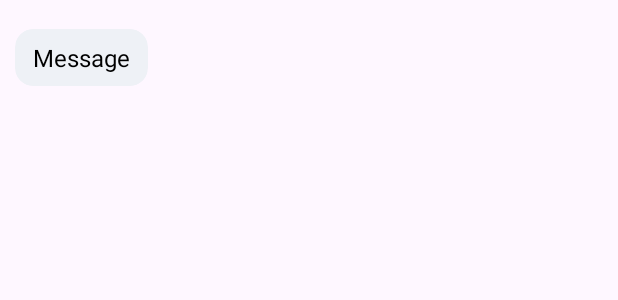
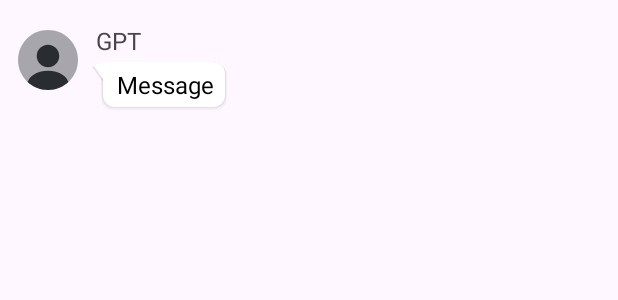
Before and after one commit to gurumdevv/GPTTest4, an Android app: the layout bot_message_rv_item.xml on its own in the app's theme, with its tools: preview values and no code run, on a phone screen of 412 x 824 dp. Shown: the top 300 px of the screen. Run offline under Robolectric (Android 15) with nearby library versions, the phone set to English and light mode, and no system bars.

Commit message:
ui 작성 및 최적화

```diff
--- a/app/build.gradle
+++ b/app/build.gradle
@@ -42,5 +42,6 @@ dependencies {
     androidTestImplementation 'androidx.test.ext:junit:1.1.3'
     androidTestImplementation 'androidx.test.espresso:espresso-core:3.4.0'
 
-    implementation 'com.android.volley:volley:1.2.1'
+    implementation "com.squareup.okhttp3:okhttp:4.10.0"
+
 }
--- /dev/null
+++ b/app/src/main/java/com/example/gpttest4/API_KEY.kt
@@ -0,0 +1,5 @@
+package com.example.gpttest4
+
+object API_KEY {
+    const val MY_API_KEY = "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"
+}
--- /dev/null
+++ b/app/src/main/res/drawable/bg_speech_bubble_incoming.xml
@@ -0,0 +1,107 @@
+<?xml version="1.0" encoding="utf-8"?>
+<layer-list xmlns:android="http://schemas.android.com/apk/res/android">
+
+    <!--Shadow Layers-->
+
+    <item>
+        <rotate
+            android:fromDegrees="-35"
+            android:pivotX="0%"
+            android:pivotY="0%"
+            android:toDegrees="0">
+            <shape android:shape="rectangle">
+                <corners android:radius="4dp"/>
+                <padding
+                    android:bottom="1px"
+                    android:left="1px"
+                    android:right="1px"/>
+                <solid android:color="#01000000" />
+            </shape>
+        </rotate>
+    </item>
+    <item android:left="8dp">
+        <shape android:shape="rectangle">
+            <padding
+                android:bottom="1px"
+                android:left="1px"
+                android:right="1px"/>
+            <solid android:color="#01000000" />
+            <corners android:radius="8dp" />
+        </shape>
+    </item>
+
+    <!--===============-->
+    <item>
+        <rotate
+            android:fromDegrees="-35"
+            android:pivotX="0%"
+            android:pivotY="0%"
+            android:toDegrees="0">
+            <shape android:shape="rectangle">
+                <corners android:radius="4dp"/>
+                <padding
+                    android:bottom="1px" />
+                <solid android:color="#09000000" />
+            </shape>
+        </rotate>
+    </item>
+    <item android:left="8dp">
+        <shape android:shape="rectangle">
+            <padding
+                android:bottom="1px" />
+            <solid android:color="#09000000" />
+            <corners android:radius="8dp" />
+        </shape>
+    </item>
+
+    <!--===============-->
+
+    <item>
+        <rotate
+            android:fromDegrees="-35"
+            android:pivotX="0%"
+            android:pivotY="0%"
+            android:toDegrees="0">
+            <shape android:shape="rectangle">
+                <corners android:radius="4dp"/>
+                <padding
+                    android:bottom="1px"
+                    android:left="1px"
+                    android:right="1px"/>
+                <solid android:color="#10000000" />
+            </shape>
+        </rotate>
+    </item>
+    <item android:left="8dp">
+        <shape android:shape="rectangle">
+            <padding
+                android:bottom="1px"
+                android:left="1px"
+                android:right="1px"/>
+            <solid android:color="#10000000" />
+            <corners android:radius="8dp" />
+        </shape>
+    </item>
+
+    <!--ForeGround-->
+
+    <item>
+        <rotate
+            android:fromDegrees="-35"
+            android:pivotX="0%"
+            android:pivotY="0%"
+            android:toDegrees="0">
+            <shape android:shape="rectangle">
+                <corners android:radius="4dp"/>
+                <solid android:color="#ffffff" />
+            </shape>
+        </rotate>
+    </item>
+    <item android:left="8dp">
+        <shape android:shape="rectangle">
+            <solid android:color="#ffffff" />
+            <corners android:radius="8dp" />
+        </shape>
+    </item>
+
+</layer-list>
--- /dev/null
+++ b/app/src/main/res/drawable/circleprofile.xml
@@ -0,0 +1,7 @@
+<vector android:height="48dp" android:viewportHeight="24"
+    android:viewportWidth="24" android:width="48dp" xmlns:android="http://schemas.android.com/apk/res/android">
+    <path android:fillAlpha="0.4" android:fillColor="#292d32"
+        android:pathData="m12,22.01c5.523,0 10,-4.477 10,-10 0,-5.523 -4.477,-10 -10,-10 -5.523,0 -10,4.477 -10,10 0,5.523 4.477,10 10,10z" android:strokeAlpha="0.4"/>
+    <path android:fillColor="#292d32" android:pathData="m12,6.94c-2.07,0 -3.75,1.68 -3.75,3.75 0,2.03 1.59,3.68 3.7,3.74h0.09,0.07 0.02c2.02,-0.07 3.61,-1.71 3.62,-3.74 0,-2.07 -1.68,-3.75 -3.75,-3.75z"/>
+    <path android:fillColor="#292d32" android:pathData="m18.781,19.36c-1.78,1.64 -4.16,2.65 -6.78,2.65s-5,-1.01 -6.78,-2.65c0.24,-0.91 0.89,-1.74 1.84,-2.38 2.73,-1.82 7.17,-1.82 9.88,0 0.96,0.64 1.6,1.47 1.84,2.38z"/>
+</vector>
--- /dev/null
+++ b/app/src/main/res/drawable/icon_bot.xml
@@ -0,0 +1,5 @@
+<vector android:height="24dp" android:tint="#000000"
+    android:viewportHeight="24" android:viewportWidth="24"
+    android:width="24dp" xmlns:android="http://schemas.android.com/apk/res/android">
+    <path android:fillColor="@android:color/white" android:pathData="M12,12c2.21,0 4,-1.79 4,-4s-1.79,-4 -4,-4 -4,1.79 -4,4 1.79,4 4,4zM12,14c-2.67,0 -8,1.34 -8,4v2h16v-2c0,-2.66 -5.33,-4 -8,-4z"/>
+</vector>
--- a/app/src/main/res/layout/bot_message_rv_item.xml
+++ b/app/src/main/res/layout/bot_message_rv_item.xml
@@ -1,36 +1,65 @@
 <?xml version="1.0" encoding="utf-8"?>
 <androidx.constraintlayout.widget.ConstraintLayout xmlns:android="http://schemas.android.com/apk/res/android"
+    xmlns:app="http://schemas.android.com/apk/res-auto"
     android:layout_width="match_parent"
     android:layout_height="wrap_content"
-    xmlns:app="http://schemas.android.com/apk/res-auto"
     android:layout_marginStart="8dp"
     android:layout_marginTop="16dp">
 
-    <androidx.cardview.widget.CardView
+    <ImageView
+        android:id="@+id/botImg"
         android:layout_width="wrap_content"
         android:layout_height="wrap_content"
-        app:cardBackgroundColor="#EEF1F6"
+        android:contentDescription="bot Icon"
+        android:src="@drawable/circleprofile"
+        app:layout_constraintStart_toStartOf="parent"
+        app:layout_constraintTop_toTopOf="parent" />
+
+    <TextView
+        android:id="@+id/botName"
+        android:layout_width="wrap_content"
+        android:layout_height="wrap_content"
+        android:layout_marginStart="8dp"
+        android:text="@string/bot_name"
+        android:textSize="16sp"
+        app:layout_constraintStart_toEndOf="@+id/botImg"
+        app:layout_constraintTop_toTopOf="parent" />
+
+    <androidx.cardview.widget.CardView
+        android:id="@+id/botCardView"
+        android:layout_width="wrap_content"
+        android:layout_height="wrap_content"
+        app:cardBackgroundColor="@android:color/transparent"
         app:cardCornerRadius="12dp"
         app:cardElevation="0dp"
         app:cardPreventCornerOverlap="false"
         app:cardUseCompatPadding="true"
-        app:layout_constraintStart_toStartOf="parent"
-        app:layout_constraintTop_toBottomOf="parent"
-        app:layout_constraintTop_toTopOf="parent" >
+        app:layout_constraintStart_toEndOf="@+id/botImg"
+        app:layout_constraintTop_toBottomOf="@+id/botName">
+
+        <LinearLayout
+            android:layout_width="match_parent"
+            android:layout_height="wrap_content"
+            android:background="@drawable/bg_speech_bubble_incoming"
+            android:paddingLeft="20dp"
+            android:paddingTop="4dp"
+            android:paddingRight="10dp"
+            android:paddingBottom="4dp">
 
             <TextView
                 android:id="@+id/idTVBot"
                 android:layout_width="wrap_content"
                 android:layout_height="wrap_content"
-            android:layout_marginBottom="8dp"
+                android:layout_marginBottom="4dp"
+                android:lineSpacingExtra="2dp"
                 android:maxWidth="260dp"
-            android:paddingLeft="12dp"
-            android:paddingTop="8dp"
-            android:paddingRight="12dp"
                 android:text="Message"
                 android:textColor="#000000"
                 android:textSize="16sp" />
 
+        </LinearLayout>
+
+
     </androidx.cardview.widget.CardView>
 
 </androidx.constraintlayout.widget.ConstraintLayout>
--- a/app/src/main/res/values/strings.xml
+++ b/app/src/main/res/values/strings.xml
@@ -1,3 +1,4 @@
 <resources>
     <string name="app_name">GPTTest4</string>
+    <string name="bot_name">GPT</string>
 </resources>
--- a/app/src/main/res/values/themes.xml
+++ b/app/src/main/res/values/themes.xml
@@ -5,11 +5,15 @@
         <!-- <item name="colorPrimary">@color/my_light_primary</item> -->
     </style>
 
-    <style name="Theme.GPTTest4" parent="Base.Theme.GPTTest4" />
+    <style name="Theme.GPTTest4" parent="Base.Theme.GPTTest4" >
+        <item name="android:windowLightStatusBar">true</item>
+        <item name="android:statusBarColor">#9bbbd4</item>
+    </style>
 
     <style name = "TextinputLayoutStyle" parent="Widget.MaterialComponents.TextInputLayout.OutlinedBox.Dense" >
-        <item name = "boxStrokeColor">#296D98</item>
+        <item name="boxStrokeColor">#F0F0EF</item>
         <item name="boxStrokeWidth">1dp</item>
+
     </style>
 
 
```
Also changed, not shown: app/src/main/java/com/example/gpttest4/MainActivity.kt (+76 -52 lines), app/src/main/res/drawable/bg_speech_bubble_outgoing.xml (added, +108 -0 lines), app/src/main/res/drawable/ic_send.xml (+3 -4 lines), app/src/main/res/layout/activity_main.xml (+16 -10 lines), app/src/main/res/layout/user_message_rv_item.xml (+19 -9 lines). Lines whose indentation alone changed are shown as unchanged.
